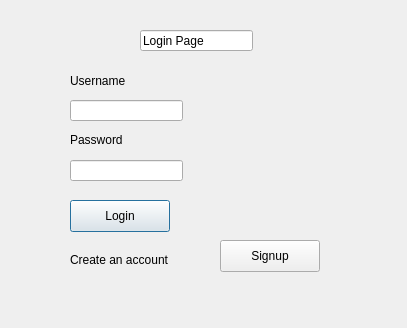
Qt form Applied-Final-Project/loginadmin.ui (MohmedAkram/Applied-Final-Project) before a commit.
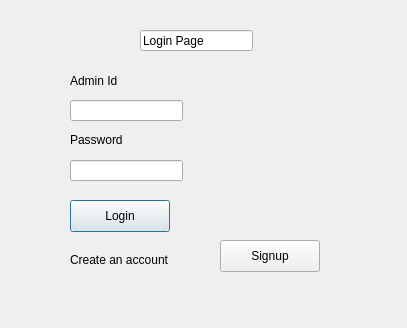
The same form after that commit.

```diff
--- a/Applied-Final-Project/loginadmin.ui
+++ b/Applied-Final-Project/loginadmin.ui
@@ -46,7 +46,7 @@
     </rect>
    </property>
    <property name="text">
-    <string>Username</string>
+    <string>Admin Id</string>
    </property>
   </widget>
   <widget class="QLabel" name="label_2">
```
Left out of the diff: 16 changed lines with no effect on the pictures.
